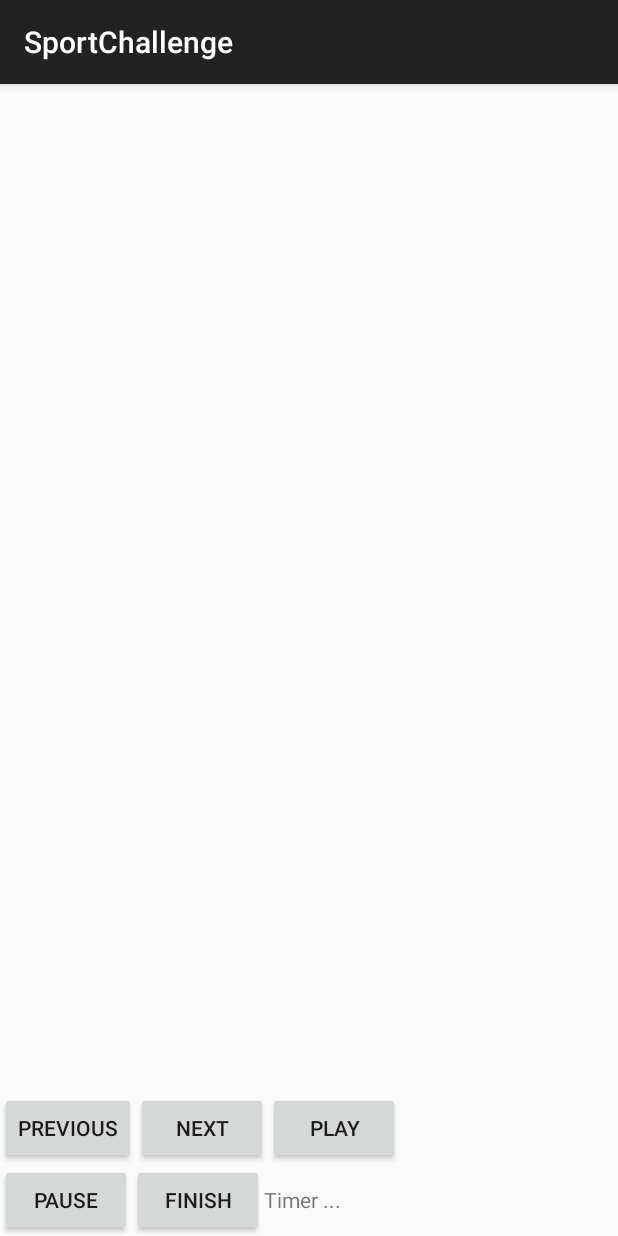
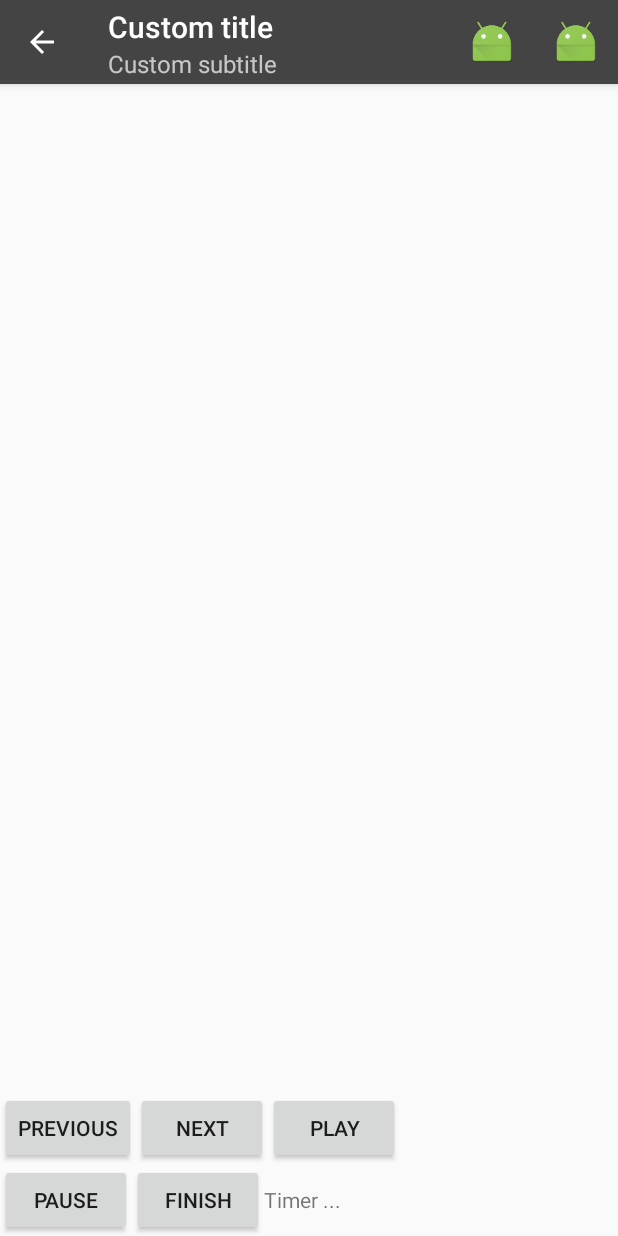
Before and after one commit to ChannVincent/SportChallenge, an Android app: the screen it shows after launch (WorkoutActivity), on a phone screen of 412 x 824 dp. Run offline under Robolectric (Android 15) with nearby library versions, the phone set to English and light mode, and no system bars; libraries missing offline, so code that uses them is left out: fr.smartapps.smasupportv1; plain views replace SMAViewPager; 4 statements that could not run were skipped.

Commit message:
SC-04 : activity workout : gestion action bar

```diff
--- a/app/src/main/java/chann/vincent/sportchallenge/activity/WorkoutActivity.java
+++ b/app/src/main/java/chann/vincent/sportchallenge/activity/WorkoutActivity.java
@@ -5,7 +5,10 @@ import android.content.Intent;
 import android.content.ServiceConnection;
 import android.os.Bundle;
 import android.os.IBinder;
+import android.support.v4.view.ViewPager;
 import android.support.v7.app.AppCompatActivity;
+import android.view.Menu;
+import android.view.MenuItem;
 import android.view.View;
 import android.widget.TextView;
 import android.widget.Toast;
@@ -34,7 +37,47 @@ public class WorkoutActivity extends AppCompatActivity {
         super.onCreate(savedInstanceState);
         setContentView(R.layout.activity_workout);
         startAndConnectToWorkoutService();
+        initNavigationBar();
         initViewPager();
+    }
+
+    /*
+    Navigation bar
+     */
+    protected void initNavigationBar() {
+        getSupportActionBar().setHomeButtonEnabled(true);
+        getSupportActionBar().setDisplayHomeAsUpEnabled(true);
+        getSupportActionBar().setTitle("Custom title");
+        getSupportActionBar().setSubtitle("Custom subtitle");
+    }
+
+    protected void setNavigationBarTitles(String title, String subtitle) {
+        getSupportActionBar().setTitle(title);
+        getSupportActionBar().setSubtitle(subtitle);
+    }
+
+    @Override
+    public boolean onCreateOptionsMenu(Menu menu) {
+        getMenuInflater().inflate(R.menu.workout_menu, menu);
+        return super.onCreateOptionsMenu(menu);
+    }
+
+    @Override
+    public boolean onOptionsItemSelected(MenuItem item) {
+        switch (item.getItemId()) {
+            case android.R.id.home:
+                onBackPressed();
+                finish();
+                return true;
+            case R.id.action_share:
+                Toast.makeText(getActivity(), "share", Toast.LENGTH_SHORT).show();
+                return true;
+            case R.id.action_favorite:
+                Toast.makeText(getActivity(), "add to favorite", Toast.LENGTH_SHORT).show();
+                return true;
+            default:
+                return super.onOptionsItemSelected(item);
+        }
     }
 
     /*
@@ -47,6 +90,22 @@ public class WorkoutActivity extends AppCompatActivity {
                 .pageBoundaries(20, 20)
                 .swipeable(true)
                 .create();
+        pager.setOnPageChangeListener(new ViewPager.OnPageChangeListener() {
+            @Override
+            public void onPageScrolled(int position, float positionOffset, int positionOffsetPixels) {
+
+            }
+
+            @Override
+            public void onPageSelected(int position) {
+                setNavigationBarTitles("title " + (position + 1), "subtitle " + (position + 1));
+            }
+
+            @Override
+            public void onPageScrollStateChanged(int state) {
+
+            }
+        });
     }
 
     /*
--- /dev/null
+++ b/app/src/main/res/menu/workout_menu.xml
@@ -0,0 +1,16 @@
+<?xml version="1.0" encoding="utf-8"?>
+<menu xmlns:android="http://schemas.android.com/apk/res/android"
+      xmlns:app="http://schemas.android.com/apk/res-auto">
+
+    <item
+        android:id="@+id/action_favorite"
+        android:icon="@mipmap/ic_launcher"
+        android:title="@string/menu_favorite"
+        app:showAsAction="ifRoom"/>
+
+    <item android:id="@+id/action_share"
+          android:title="@string/menu_share"
+          android:icon="@mipmap/ic_launcher"
+          app:showAsAction="ifRoom"/>
+
+</menu>
--- a/app/src/main/res/values/colors.xml
+++ b/app/src/main/res/values/colors.xml
@@ -1,6 +1,6 @@
 <?xml version="1.0" encoding="utf-8"?>
 <resources>
-    <color name="colorPrimary">#222222</color>
-    <color name="colorPrimaryDark">#000000</color>
+    <color name="colorPrimary">#444444</color>
+    <color name="colorPrimaryDark">#222222</color>
     <color name="colorAccent">#ffffff</color>
 </resources>
--- a/app/src/main/res/values/strings.xml
+++ b/app/src/main/res/values/strings.xml
@@ -1,3 +1,11 @@
 <resources>
+
+    <!-- main -->
     <string name="app_name">SportChallenge</string>
+
+    <!-- menu -->
+    <string name="menu_share">Share</string>
+    <string name="menu_favorite">Add to favorite</string>
+
+
 </resources>
```
